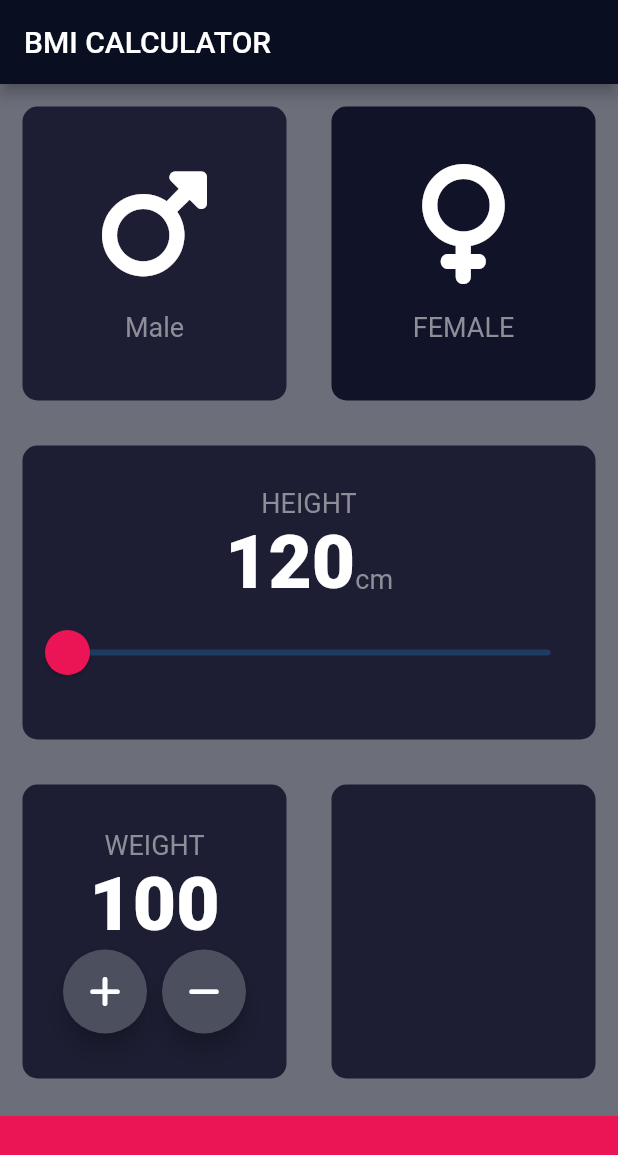
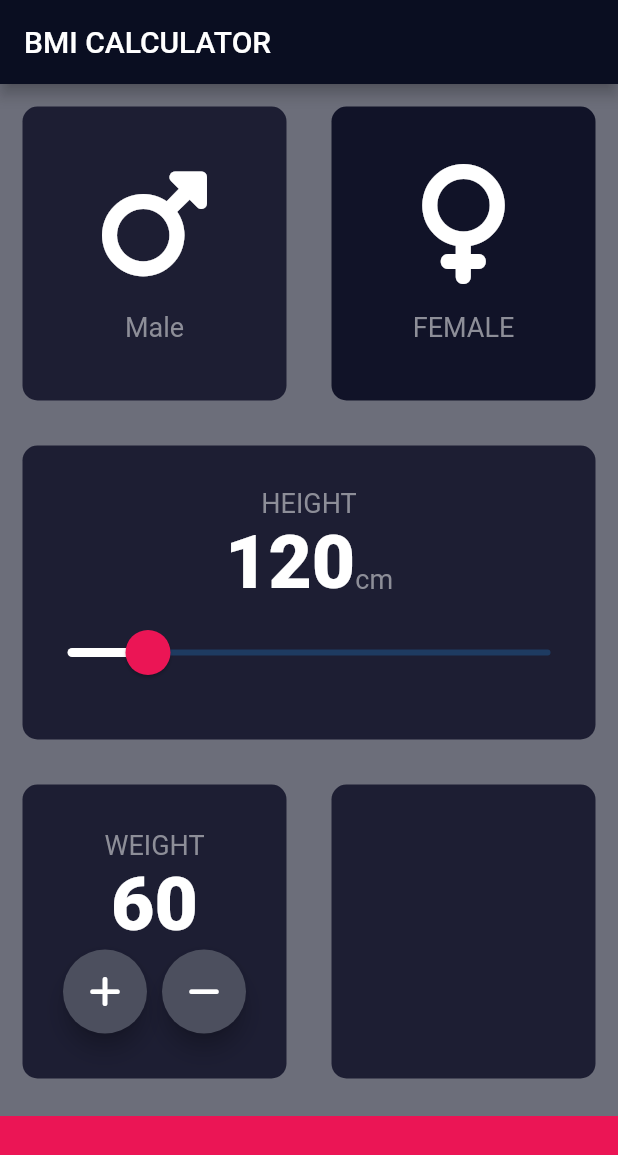
Before and after one commit to sachinNishalka/BMI-app, a Flutter app: the screen it shows after launch, on a phone screen of 412 x 824 dp. Shown: the top 1155 px of the screen. Run offline on Flutter 3.47's test engine with Material 2 defaults, Android fonts, the phone set to English and light mode, and no system bars; our stand-ins replace font_awesome_flutter.

Commit message:
created the increasing of weight using widget

```diff
--- a/lib/input_data.dart
+++ b/lib/input_data.dart
@@ -8,6 +8,8 @@ enum GenderType { male, female, other }
 
 Color maleCardColor = KInactiveCardColor;
 Color femaleCardColor = KInactiveCardColor;
+
+int weight = 60;
 
 //
 // void updateColor(GenderType selectedGender) {
@@ -129,7 +131,7 @@ class _InputPageState extends State<InputPage> {
                           height = value.toInt();
                         });
                       },
-                      min: 120.0,
+                      min: 100.0,
                       max: 220.0,
                     ),
                   )
@@ -152,7 +154,7 @@ class _InputPageState extends State<InputPage> {
                           style: KlabelStyle,
                         ),
                         Text(
-                          "100",
+                          weight.toString(),
                           style: KSliderlabelStyle,
                         ),
                         Row(
@@ -161,9 +163,17 @@ class _InputPageState extends State<InputPage> {
                             // RoundedButton(prefIcon: FontAwesomeIcons.plus,),
                             // SizedBox(width: 10.0,),
                             // RoundedButton(prefIcon: FontAwesomeIcons.minus,),
-                            RoundIconButton(icon: FontAwesomeIcons.plus),
+                            RoundIconButton(icon: FontAwesomeIcons.plus, thingToDo: (){
+                              setState(() {
+                                weight++;
+                              });
+                            },),
                             SizedBox(width: 10.0),
-                            RoundIconButton(icon: FontAwesomeIcons.minus,),
+                            RoundIconButton(icon: FontAwesomeIcons.minus,thingToDo: (){
+                              setState(() {
+                                weight--;
+                              });
+                            },),
                           ],
                         )
                       ],
@@ -225,18 +235,19 @@ class _InputPageState extends State<InputPage> {
 // }
 
 class RoundIconButton extends StatelessWidget {
-   RoundIconButton({required this.icon});
+   RoundIconButton({required this.icon, required this.thingToDo});
 
    final IconData icon;
+   final void Function() thingToDo;
 
   @override
   Widget build(BuildContext context) {
     return  RawMaterialButton(
       child: Icon(icon),
-      onPressed: (){},
+      onPressed: thingToDo,
       shape: CircleBorder(),
       // padding: EdgeInsets.zero,
-      constraints: BoxConstraints.tightForFinite(height: 56.0 , width: 56.0),
+      constraints: BoxConstraints.tightFor(height: 56.0 , width: 56.0),
       elevation: 6.0,
 
       fillColor: Color(0xFF4C4F5E),
```
